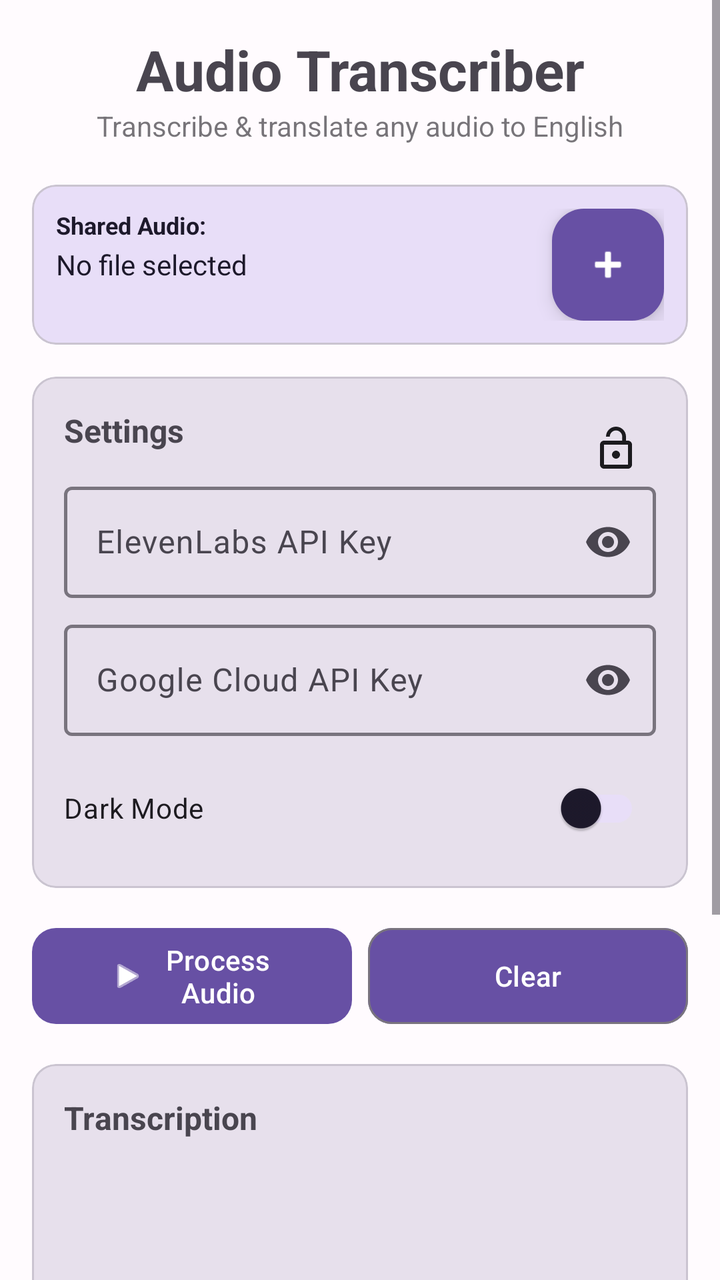
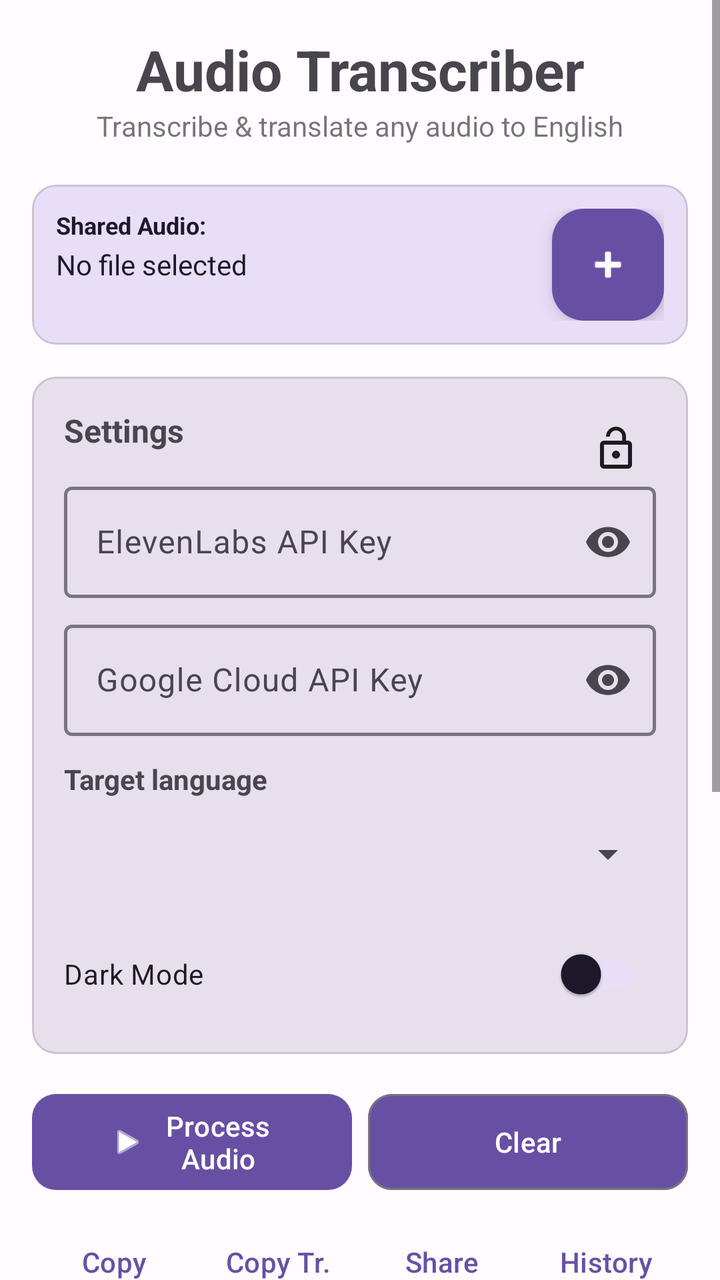

An Android layout rendered at two revisions. The XML below is the earlier revision; the diff shows what the commit changed to produce the second picture.
<!-- AndroidManifest.xml: application theme Theme.Transcribe -->
<!-- res/layout/activity_main.xml -->
<?xml version="1.0" encoding="utf-8"?>
<ScrollView xmlns:android="http://schemas.android.com/apk/res/android"
    xmlns:app="http://schemas.android.com/apk/res-auto"
    android:layout_width="match_parent"
    android:layout_height="match_parent"
    android:background="@color/background">

    <androidx.constraintlayout.widget.ConstraintLayout
        android:layout_width="match_parent"
        android:layout_height="wrap_content"
        android:padding="16dp">

        <com.google.android.material.textview.MaterialTextView
            android:id="@+id/titleLabel"
            android:layout_width="0dp"
            android:layout_height="wrap_content"
            android:gravity="center"
            android:text="Audio Transcriber"
            android:textSize="28sp"
            android:textStyle="bold"
            app:layout_constraintEnd_toEndOf="parent"
            app:layout_constraintStart_toStartOf="parent"
            app:layout_constraintTop_toTopOf="parent" />

        <com.google.android.material.textview.MaterialTextView
            android:id="@+id/subtitle"
            android:layout_width="0dp"
            android:layout_height="wrap_content"
            android:gravity="center"
            android:text="Transcribe &amp; translate any audio to English"
            android:textSize="14sp"
            android:textColor="?attr/colorOnSurface"
            android:alpha="0.6"
            app:layout_constraintEnd_toEndOf="parent"
            app:layout_constraintStart_toStartOf="parent"
            app:layout_constraintTop_toBottomOf="@id/titleLabel" />

        <com.google.android.material.card.MaterialCardView
            android:id="@+id/fileCard"
            android:layout_width="0dp"
            android:layout_height="wrap_content"
            android:layout_marginTop="20dp"
            app:cardElevation="0dp"
            app:cardBackgroundColor="?attr/colorSecondaryContainer"
            app:cardCornerRadius="12dp"
            app:layout_constraintEnd_toEndOf="parent"
            app:layout_constraintStart_toStartOf="parent"
            app:layout_constraintTop_toBottomOf="@id/subtitle">

            <androidx.constraintlayout.widget.ConstraintLayout
                android:layout_width="match_parent"
                android:layout_height="wrap_content"
                android:padding="12dp">

                <com.google.android.material.textview.MaterialTextView
                    android:id="@+id/fileLabel"
                    android:layout_width="wrap_content"
                    android:layout_height="wrap_content"
                    android:text="Shared Audio:"
                    android:textSize="12sp"
                    android:textColor="?attr/colorOnSecondaryContainer"
                    android:textStyle="bold"
                    app:layout_constraintStart_toStartOf="parent"
                    app:layout_constraintTop_toTopOf="parent" />

                <com.google.android.material.textview.MaterialTextView
                    android:id="@+id/fileName"
                    android:layout_width="0dp"
                    android:layout_height="wrap_content"
                    android:layout_marginTop="2dp"
                    android:ellipsize="middle"
                    android:singleLine="true"
                    android:text="No file selected"
                    android:textColor="?attr/colorOnSecondaryContainer"
                    android:textSize="14sp"
                    app:layout_constraintEnd_toEndOf="parent"
                    app:layout_constraintStart_toStartOf="parent"
                    app:layout_constraintTop_toBottomOf="@id/fileLabel" />

                <com.google.android.material.floatingactionbutton.FloatingActionButton
                    android:id="@+id/fileFAB"
                    android:layout_width="wrap_content"
                    android:layout_height="wrap_content"
                    android:layout_margin="0dp"
                    android:src="@android:drawable/ic_input_add"
                    app:fabSize="mini"
                    app:tint="@color/on_primary"
                    app:backgroundTint="@color/primary"
                    app:layout_constraintTop_toTopOf="parent"
                    app:layout_constraintEnd_toEndOf="parent" />
            </androidx.constraintlayout.widget.ConstraintLayout>
        </com.google.android.material.card.MaterialCardView>

        <com.google.android.material.card.MaterialCardView
            android:id="@+id/settingsCard"
            android:layout_width="0dp"
            android:layout_height="wrap_content"
            android:layout_marginTop="16dp"
            app:cardCornerRadius="12dp"
            app:cardElevation="0dp"
            app:cardBackgroundColor="?attr/colorSurfaceVariant"
            app:layout_constraintEnd_toEndOf="parent"
            app:layout_constraintStart_toStartOf="parent"
            app:layout_constraintTop_toBottomOf="@id/fileCard">

            <androidx.constraintlayout.widget.ConstraintLayout
                android:layout_width="match_parent"
                android:layout_height="wrap_content"
                android:padding="16dp">

                <com.google.android.material.textview.MaterialTextView
                    android:id="@+id/settingsTitle"
                    android:layout_width="0dp"
                    android:layout_height="wrap_content"
                    android:text="Settings"
                    android:textSize="16sp"
                    android:textStyle="bold"
                    app:layout_constraintEnd_toStartOf="@id/apiLockButton"
                    app:layout_constraintStart_toStartOf="parent"
                    app:layout_constraintTop_toTopOf="parent" />

                <ImageButton
                    android:id="@+id/apiLockButton"
                    android:layout_width="40dp"
                    android:layout_height="40dp"
                    android:background="?attr/selectableItemBackgroundBorderless"
                    android:contentDescription="Save API Keys"
                    android:src="@drawable/ic_lock_open"
                    android:tint="?attr/colorOnSurface"
                    app:layout_constraintEnd_toEndOf="parent"
                    app:layout_constraintTop_toTopOf="parent" />

                <com.google.android.material.textfield.TextInputLayout
                    android:id="@+id/elevenLabsInput"
                    android:layout_width="0dp"
                    android:layout_height="wrap_content"
                    android:layout_marginTop="12dp"
                    android:hint="ElevenLabs API Key"
                    app:boxStrokeWidth="1.5dp"
                    app:endIconMode="password_toggle"
                    app:layout_constraintEnd_toEndOf="parent"
                    app:layout_constraintStart_toStartOf="parent"
                    app:layout_constraintTop_toBottomOf="@id/settingsTitle">

                    <com.google.android.material.textfield.TextInputEditText
                        android:id="@+id/elevenLabsKey"
                        android:layout_width="match_parent"
                        android:layout_height="wrap_content"
                        android:inputType="textPassword"
                        android:singleLine="true" />
                </com.google.android.material.textfield.TextInputLayout>

                <com.google.android.material.textfield.TextInputLayout
                    android:id="@+id/googleApiInput"
                    android:layout_width="0dp"
                    android:layout_height="wrap_content"
                    android:layout_marginTop="8dp"
                    android:hint="Google Cloud API Key"
                    app:boxStrokeWidth="1.5dp"
                    app:endIconMode="password_toggle"
                    app:layout_constraintEnd_toEndOf="parent"
                    app:layout_constraintStart_toStartOf="parent"
                    app:layout_constraintTop_toBottomOf="@id/elevenLabsInput">

                    <com.google.android.material.textfield.TextInputEditText
                        android:id="@+id/googleApiKey"
                        android:layout_width="match_parent"
                        android:layout_height="wrap_content"
                        android:inputType="textPassword"
                        android:singleLine="true" />
                </com.google.android.material.textfield.TextInputLayout>

                <com.google.android.material.switchmaterial.SwitchMaterial
                    android:id="@+id/toggleTheme"
                    android:layout_width="0dp"
                    android:layout_height="wrap_content"
                    android:layout_marginTop="12dp"
                    android:text="Dark Mode"
                    android:textSize="14sp"
                    app:layout_constraintEnd_toEndOf="parent"
                    app:layout_constraintStart_toStartOf="parent"
                    app:layout_constraintTop_toBottomOf="@id/googleApiInput"
                    android:paddingStart="0dp"
                    android:paddingEnd="8dp"
                    app:thumbTint="?attr/colorOnSecondaryContainer"
                    app:trackTint="?attr/colorSecondaryContainer" />

            </androidx.constraintlayout.widget.ConstraintLayout>
        </com.google.android.material.card.MaterialCardView>

        <com.google.android.material.button.MaterialButton
            android:id="@+id/processButton"
            android:layout_width="0dp"
            android:layout_height="56dp"
            android:layout_marginTop="16dp"
            android:text="Process Audio"
            app:cornerRadius="12dp"
            app:icon="@android:drawable/ic_media_play"
            app:iconGravity="textStart"
            app:layout_constraintEnd_toStartOf="@id/clearButton"
            app:layout_constraintStart_toStartOf="parent"
            app:layout_constraintTop_toBottomOf="@id/settingsCard" />

        <com.google.android.material.button.MaterialButton
            android:id="@+id/clearButton"
            android:layout_width="0dp"
            android:layout_height="56dp"
            android:layout_marginStart="8dp"
            android:layout_marginTop="16dp"
            android:text="Clear"
            app:cornerRadius="12dp"
            app:strokeColor="?attr/colorOutline"
            app:strokeWidth="1dp"
            app:layout_constraintEnd_toEndOf="parent"
            app:layout_constraintStart_toEndOf="@id/processButton"
            app:layout_constraintTop_toBottomOf="@id/settingsCard" />

        <ProgressBar
            android:id="@+id/progressBar"
            style="?android:attr/progressBarStyleHorizontal"
            android:layout_width="0dp"
            android:layout_height="wrap_content"
            android:layout_marginTop="16dp"
            android:visibility="gone"
            android:indeterminate="true"
            app:layout_constraintEnd_toEndOf="parent"
            app:layout_constraintStart_toStartOf="parent"
            app:layout_constraintTop_toBottomOf="@id/clearButton" />

        <com.google.android.material.card.MaterialCardView
            android:id="@+id/transcriptionCard"
            android:layout_width="0dp"
            android:layout_height="wrap_content"
            android:layout_marginTop="16dp"
            app:cardCornerRadius="12dp"
            app:cardElevation="0dp"
            app:cardBackgroundColor="?attr/colorSurfaceVariant"
            app:layout_constraintEnd_toEndOf="parent"
            app:layout_constraintStart_toStartOf="parent"
            app:layout_constraintTop_toBottomOf="@id/progressBar">

            <androidx.constraintlayout.widget.ConstraintLayout
                android:layout_width="match_parent"
                android:layout_height="wrap_content"
                android:padding="16dp">

                <com.google.android.material.textview.MaterialTextView
                    android:id="@+id/resultLabel"
                    android:layout_width="wrap_content"
                    android:layout_height="wrap_content"
                    android:text="Transcription"
                    android:textSize="16sp"
                    android:textStyle="bold"
                    app:layout_constraintStart_toStartOf="parent"
                    app:layout_constraintTop_toTopOf="parent" />

                <com.google.android.material.textview.MaterialTextView
                    android:id="@+id/resultText"
                    android:layout_width="0dp"
                    android:layout_height="wrap_content"
                    android:layout_marginTop="8dp"
                    android:background="@android:color/transparent"
                    android:gravity="start"
                    android:minHeight="60dp"
                    android:padding="12dp"
                    android:text=""
                    android:textIsSelectable="true"
                    android:textSize="14sp"
                    app:layout_constraintEnd_toEndOf="parent"
                    app:layout_constraintStart_toStartOf="parent"
                    app:layout_constraintTop_toBottomOf="@id/resultLabel" />
            </androidx.constraintlayout.widget.ConstraintLayout>
        </com.google.android.material.card.MaterialCardView>

        <com.google.android.material.card.MaterialCardView
            android:id="@+id/translationCard"
            android:layout_width="0dp"
            android:layout_height="wrap_content"
            android:layout_marginTop="12dp"
            app:cardCornerRadius="12dp"
            app:cardElevation="0dp"
            app:cardBackgroundColor="?attr/colorSurfaceVariant"
            app:layout_constraintEnd_toEndOf="parent"
            app:layout_constraintStart_toStartOf="parent"
            app:layout_constraintTop_toBottomOf="@id/transcriptionCard">

            <androidx.constraintlayout.widget.ConstraintLayout
                android:layout_width="match_parent"
                android:layout_height="wrap_content"
                android:padding="16dp">

                <com.google.android.material.textview.MaterialTextView
                    android:id="@+id/translatedLabel"
                    android:layout_width="wrap_content"
                    android:layout_height="wrap_content"
                    android:text="English Translation"
                    android:textSize="16sp"
                    android:textStyle="bold"
                    app:layout_constraintStart_toStartOf="parent"
                    app:layout_constraintTop_toTopOf="parent" />

                <com.google.android.material.textview.MaterialTextView
                    android:id="@+id/translatedText"
                    android:layout_width="0dp"
                    android:layout_height="wrap_content"
                    android:layout_marginTop="8dp"
                    android:background="?attr/colorSurfaceVariant"
                    android:gravity="start"
                    android:minHeight="60dp"
                    android:padding="12dp"
                    android:text=""
                    android:textIsSelectable="true"
                    android:textSize="14sp"
                    app:layout_constraintEnd_toEndOf="parent"
                    app:layout_constraintStart_toStartOf="parent"
                    app:layout_constraintTop_toBottomOf="@id/translatedLabel" />
            </androidx.constraintlayout.widget.ConstraintLayout>
        </com.google.android.material.card.MaterialCardView>

        <com.google.android.material.textview.MaterialTextView
            android:id="@+id/infoText"
            android:layout_width="0dp"
            android:layout_height="wrap_content"
            android:layout_marginTop="24dp"
            android:layout_marginBottom="16dp"
            android:gravity="center"
            android:lineHeight="18sp"
            android:text="Share any audio message from WhatsApp, Telegram, etc. to this app.\nIt will transcribe the audio and translate the text to English."
            android:textSize="12sp"
            android:textColor="?attr/colorOnSurface"
            android:alpha="0.5"
            app:layout_constraintBottom_toBottomOf="parent"
            app:layout_constraintEnd_toEndOf="parent"
            app:layout_constraintStart_toStartOf="parent"
            app:layout_constraintTop_toBottomOf="@id/translationCard" />

    </androidx.constraintlayout.widget.ConstraintLayout>
</ScrollView>
<!-- resources referenced by this layout -->
<resources>
  <color name="background">#FFFBFE</color>
  <color name="on_primary">#FFFFFF</color>
  <color name="primary">#6750A4</color>
  <!-- drawable ic_lock_open (drawable) -->
  <?xml version="1.0" encoding="utf-8"?>
  <vector xmlns:android="http://schemas.android.com/apk/res/android"
      android:width="24dp"
      android:height="24dp"
      android:viewportWidth="24"
      android:viewportHeight="24">
      <path
          android:fillColor="#FF000000"
          android:pathData="M12,17c1.1,0 2,-0.9 2,-2s-0.9,-2 -2,-2 -2,0.9 -2,2 0.9,2 2,2zM18,8h-1V6c0-2.76-2.24-5-5-5S7,3.24 7,6h1.9c0-1.71 1.39-3.1 3.1-3.1s3.1 1.39 3.1 3.1v2H6c-1.1,0-2,0.9-2,2v10c0,1.1 0.9,2 2,2h12c1.1,0 2,-0.9 2,-2V10c0,-1.1-0.9,-2-2,-2zM18,20H6V10h12v10z" />
  </vector>
  <style name="Theme.Transcribe" parent="Theme.Material3.DayNight.NoActionBar">
          <item name="colorPrimary">@color/primary</item>
          <item name="colorOnPrimary">@color/white</item>
          <item name="colorPrimaryContainer">@color/primary_container</item>
          <item name="colorOnPrimaryContainer">@color/on_primary_container</item>
          <item name="colorSecondary">@color/secondary</item>
          <item name="colorOnSecondary">@color/white</item>
          <item name="colorSecondaryContainer">@color/secondary_container</item>
          <item name="colorOnSecondaryContainer">@color/on_secondary_container</item>
          <item name="colorTertiary">@color/tertiary</item>
          <item name="colorOnTertiary">@color/white</item>
          <item name="android:colorBackground">@color/background</item>
          <item name="colorOnBackground">@color/on_background</item>
          <item name="colorSurface">@color/surface</item>
          <item name="colorOnSurface">@color/on_surface</item>
          <item name="colorSurfaceVariant">@color/surface_variant</item>
          <item name="colorOnSurfaceVariant">@color/on_surface_variant</item>
          <item name="colorOutline">@color/outline</item>
      </style>
  <color name="white">#FFFFFF</color>
  <color name="primary_container">#EADDFF</color>
  <color name="on_primary_container">#21005D</color>
  <color name="secondary">#625B71</color>
  <color name="secondary_container">#E8DEF8</color>
  <color name="on_secondary_container">#1D192B</color>
  <color name="tertiary">#7D5260</color>
  <color name="on_background">#1C1B1F</color>
  <color name="surface">#FFFBFE</color>
  <color name="on_surface">#1C1B1F</color>
  <color name="surface_variant">#E7E0EC</color>
  <color name="on_surface_variant">#49454F</color>
  <color name="outline">#79747E</color>
</resources>

<!-- the commit's change to res/layout/activity_main.xml (unified diff, before → after) -->
@@ -170,6 +170,27 @@
                         android:singleLine="true" />
                 </com.google.android.material.textfield.TextInputLayout>
 
+                <com.google.android.material.textview.MaterialTextView
+                    android:id="@+id/targetLanguageLabel"
+                    android:layout_width="0dp"
+                    android:layout_height="wrap_content"
+                    android:layout_marginTop="12dp"
+                    android:text="Target language"
+                    android:textSize="14sp"
+                    android:textStyle="bold"
+                    app:layout_constraintEnd_toEndOf="parent"
+                    app:layout_constraintStart_toStartOf="parent"
+                    app:layout_constraintTop_toBottomOf="@id/googleApiInput" />
+
+                <Spinner
+                    android:id="@+id/targetLanguageSpinner"
+                    android:layout_width="0dp"
+                    android:layout_height="48dp"
+                    android:layout_marginTop="4dp"
+                    app:layout_constraintEnd_toEndOf="parent"
+                    app:layout_constraintStart_toStartOf="parent"
+                    app:layout_constraintTop_toBottomOf="@id/targetLanguageLabel" />
+
                 <com.google.android.material.switchmaterial.SwitchMaterial
                     android:id="@+id/toggleTheme"
                     android:layout_width="0dp"
@@ -179,7 +200,7 @@
                     android:textSize="14sp"
                     app:layout_constraintEnd_toEndOf="parent"
                     app:layout_constraintStart_toStartOf="parent"
-                    app:layout_constraintTop_toBottomOf="@id/googleApiInput"
+                    app:layout_constraintTop_toBottomOf="@id/targetLanguageSpinner"
                     android:paddingStart="0dp"
                     android:paddingEnd="8dp"
                     app:thumbTint="?attr/colorOnSecondaryContainer"
@@ -227,6 +248,49 @@
             app:layout_constraintStart_toStartOf="parent"
             app:layout_constraintTop_toBottomOf="@id/clearButton" />
 
+        <LinearLayout
+            android:id="@+id/actionRow"
+            android:layout_width="0dp"
+            android:layout_height="wrap_content"
+            android:layout_marginTop="8dp"
+            android:orientation="horizontal"
+            app:layout_constraintEnd_toEndOf="parent"
+            app:layout_constraintStart_toStartOf="parent"
+            app:layout_constraintTop_toBottomOf="@id/progressBar">
+
+            <com.google.android.material.button.MaterialButton
+                android:id="@+id/copyTranscriptionButton"
+                style="@style/Widget.Material3.Button.TextButton"
+                android:layout_width="0dp"
+                android:layout_height="wrap_content"
+                android:layout_weight="1"
+                android:text="Copy" />
+
+            <com.google.android.material.button.MaterialButton
+                android:id="@+id/copyTranslationButton"
+                style="@style/Widget.Material3.Button.TextButton"
+                android:layout_width="0dp"
+                android:layout_height="wrap_content"
+                android:layout_weight="1"
+                android:text="Copy Tr." />
+
+            <com.google.android.material.button.MaterialButton
+                android:id="@+id/shareButton"
+                style="@style/Widget.Material3.Button.TextButton"
+                android:layout_width="0dp"
+                android:layout_height="wrap_content"
+                android:layout_weight="1"
+                android:text="Share" />
+
+            <com.google.android.material.button.MaterialButton
+                android:id="@+id/historyButton"
+                style="@style/Widget.Material3.Button.TextButton"
+                android:layout_width="0dp"
+                android:layout_height="wrap_content"
+                android:layout_weight="1"
+                android:text="History" />
+        </LinearLayout>
+
         <com.google.android.material.card.MaterialCardView
             android:id="@+id/transcriptionCard"
             android:layout_width="0dp"
@@ -237,7 +301,7 @@
             app:cardBackgroundColor="?attr/colorSurfaceVariant"
             app:layout_constraintEnd_toEndOf="parent"
             app:layout_constraintStart_toStartOf="parent"
-            app:layout_constraintTop_toBottomOf="@id/progressBar">
+            app:layout_constraintTop_toBottomOf="@id/actionRow">
 
             <androidx.constraintlayout.widget.ConstraintLayout
                 android:layout_width="match_parent"
